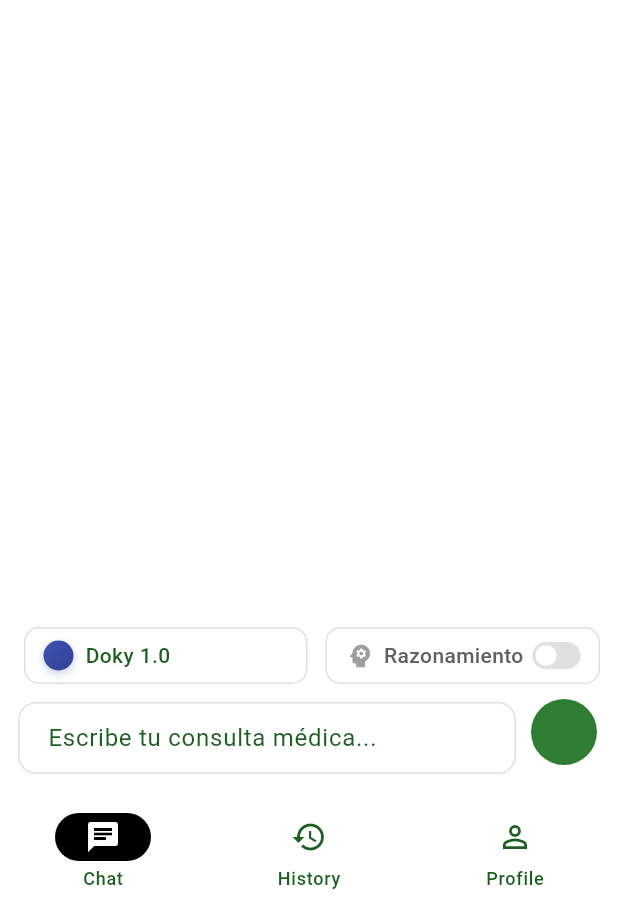
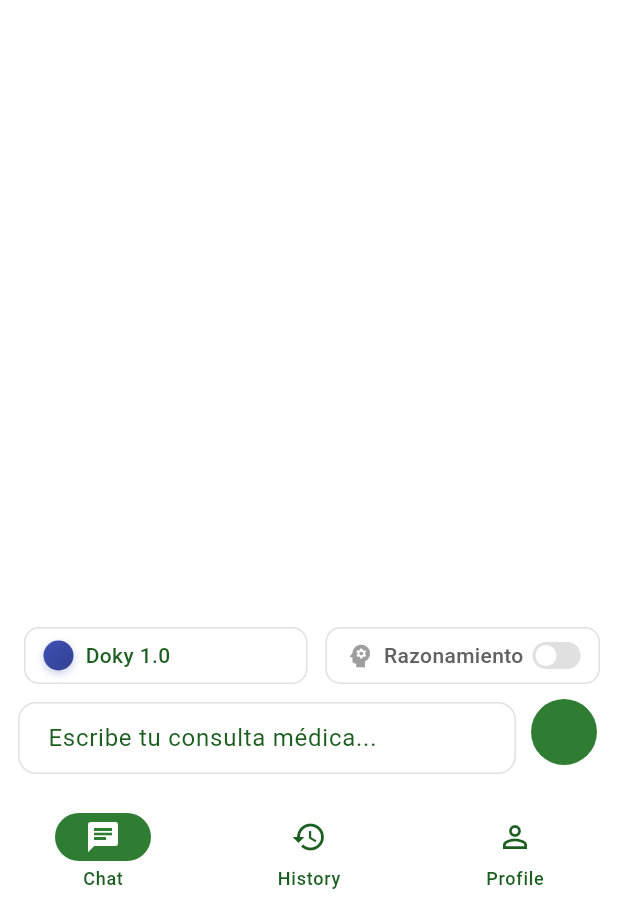
Before and after one commit to oriolgds/docai, a Flutter app: the screen it shows once a user with an empty profile is signed in, on a phone screen of 412 x 824 dp, the part 324-1236 px from its top. Run offline on Flutter 3.47's test engine with Material 3 defaults, Android fonts, the phone set to English and light mode, and no system bars; drawn by our look-alikes of flutter_markdown; our stand-ins replace app_links, firebase_core, firebase_crashlytics, flutter_dotenv, google_sign_in, shared_preferences and 1 more; missing offline and left inert: dart:js_interop; accounts and stored records are empty; generated files the repository leaves out were written again.

Commit message:
feat: Update dashboard screen to use green health theme
- Replace hardcoded black colors with theme-based green colors
- Update navigation bar and rail indicator colors
- Apply green theme to desktop navigation items and app header
- Maintain consistent visual design across all layouts
- Improve coherence with health/medical branding

```diff
--- a/lib/screens/home/dashboard_screen.dart
+++ b/lib/screens/home/dashboard_screen.dart
@@ -2,6 +2,7 @@ import 'package:flutter/material.dart';
 import '../../services/supabase_service.dart';
 import '../../widgets/responsive_layout.dart';
 import '../../widgets/android_download_modal.dart';
+import '../../theme/app_theme.dart';
 import '../auth/login_screen.dart';
 import 'chat_screen.dart';
 import 'history_screen.dart';
@@ -103,6 +104,8 @@ class _DashboardScreenState extends State<DashboardScreen> {
   }
 
   Widget _buildMobileLayout() {
+    final theme = Theme.of(context);
+
     return Scaffold(
       body: IndexedStack(
         index: _currentIndex,
@@ -112,13 +115,15 @@ class _DashboardScreenState extends State<DashboardScreen> {
         selectedIndex: _currentIndex,
         onDestinationSelected: (index) => setState(() => _currentIndex = index),
         backgroundColor: Colors.white,
-        indicatorColor: Colors.black,
+        indicatorColor: theme.colorScheme.primary,
         destinations: _navigationDestinations,
       ),
     );
   }
 
   Widget _buildTabletLayout() {
+    final theme = Theme.of(context);
+
     return Scaffold(
       body: Row(
         children: [
@@ -138,10 +143,10 @@ class _DashboardScreenState extends State<DashboardScreen> {
               onDestinationSelected: (index) => setState(() => _currentIndex = index),
               labelType: NavigationRailLabelType.all,
               backgroundColor: Colors.white,
-              indicatorColor: Colors.black,
+              indicatorColor: theme.colorScheme.primary,
               selectedIconTheme: const IconThemeData(color: Colors.white),
-              selectedLabelTextStyle: const TextStyle(
-                color: Colors.black,
+              selectedLabelTextStyle: TextStyle(
+                color: theme.colorScheme.primary,
                 fontWeight: FontWeight.w600,
               ),
               destinations: [
@@ -176,6 +181,8 @@ class _DashboardScreenState extends State<DashboardScreen> {
   }
 
   Widget _buildDesktopLayout() {
+    final theme = Theme.of(context);
+
     return Scaffold(
       body: Row(
         children: [
@@ -203,7 +210,7 @@ class _DashboardScreenState extends State<DashboardScreen> {
                         width: 40,
                         height: 40,
                         decoration: BoxDecoration(
-                          color: Colors.black,
+                          color: theme.colorScheme.primary,
                           borderRadius: BorderRadius.circular(12),
                         ),
                         child: const Icon(
@@ -278,6 +285,8 @@ class _DashboardScreenState extends State<DashboardScreen> {
     required bool isSelected,
     required VoidCallback onTap,
   }) {
+    final theme = Theme.of(context);
+
     return Container(
       margin: const EdgeInsets.symmetric(horizontal: 16, vertical: 4),
       child: Material(
@@ -289,7 +298,7 @@ class _DashboardScreenState extends State<DashboardScreen> {
           child: Container(
             padding: const EdgeInsets.symmetric(horizontal: 16, vertical: 12),
             decoration: BoxDecoration(
-              color: isSelected ? Colors.black : Colors.transparent,
+              color: isSelected ? theme.colorScheme.primary : Colors.transparent,
               borderRadius: BorderRadius.circular(12),
             ),
             child: Row(
```
